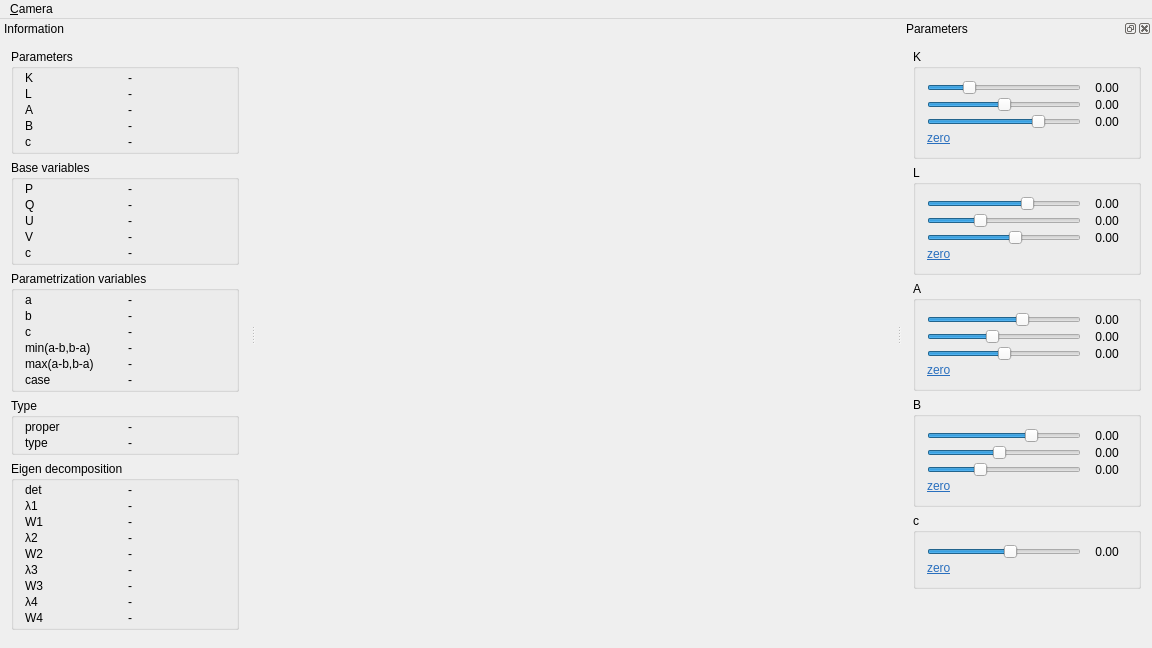
This is example/vis/mainwindow.ui in pdobrowo/libcs2 as Qt 5 draws it before an edit. The edited form follows.
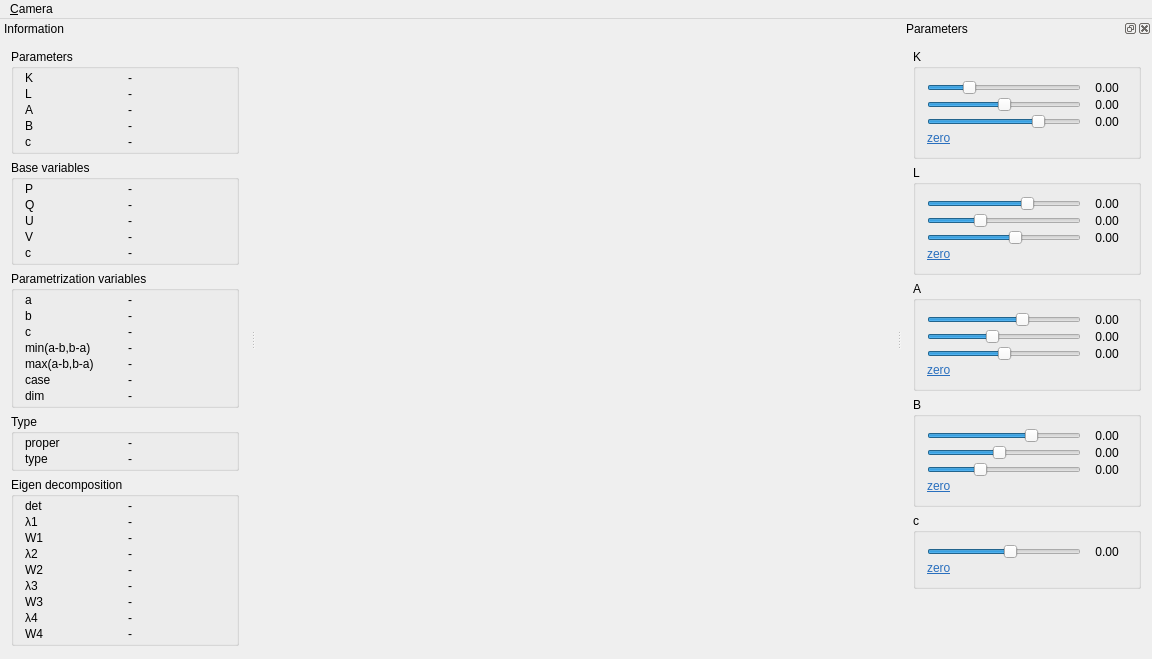
This is the edited form.

```diff
--- a/example/vis/mainwindow.ui
+++ b/example/vis/mainwindow.ui
@@ -70,7 +70,7 @@
    <property name="minimumSize">
     <size>
      <width>250</width>
-     <height>624</height>
+     <height>640</height>
     </size>
    </property>
    <property name="features">
@@ -359,6 +359,20 @@
           </property>
          </widget>
         </item>
+        <item row="6" column="0">
+         <widget class="QLabel" name="labeldim">
+          <property name="text">
+           <string>dim</string>
+          </property>
+         </widget>
+        </item>
+        <item row="6" column="1">
+         <widget class="QLabel" name="labeldimval">
+          <property name="text">
+           <string>-</string>
+          </property>
+         </widget>
+        </item>
        </layout>
       </widget>
      </item>
```
